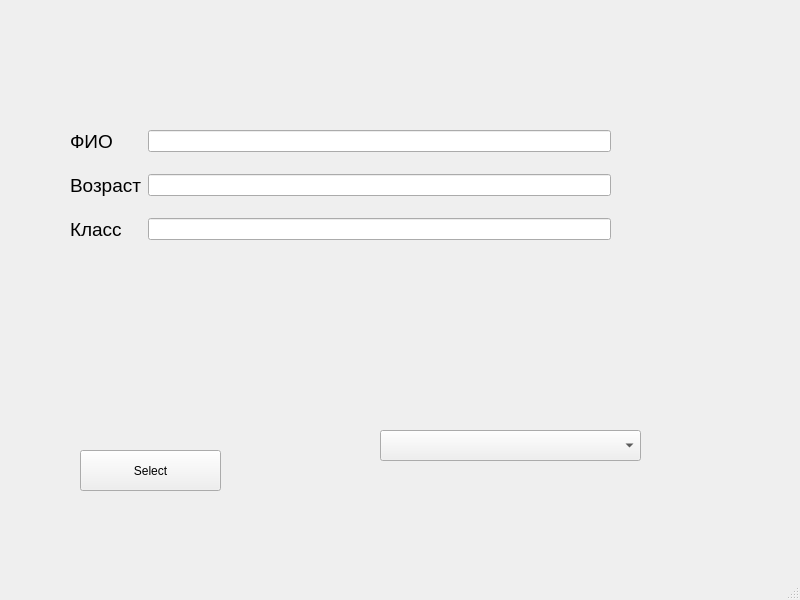
Qt form PeopleBaza/mainwindow.ui (piza0-0/BankRegister) before a commit.
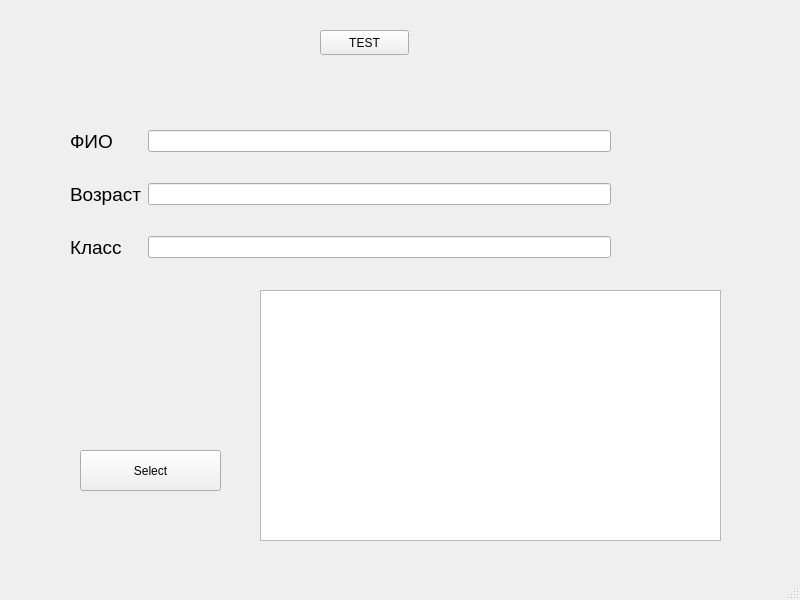
The same form after that commit.

Diff of the .ui file:
```diff
--- a/PeopleBaza/mainwindow.ui
+++ b/PeopleBaza/mainwindow.ui
@@ -27,23 +27,13 @@
      <string>Select</string>
     </property>
    </widget>
-   <widget class="QComboBox" name="comboBox_List">
-    <property name="geometry">
-     <rect>
-      <x>380</x>
-      <y>430</y>
-      <width>261</width>
-      <height>31</height>
-     </rect>
-    </property>
-   </widget>
    <widget class="QWidget" name="layoutWidget">
     <property name="geometry">
      <rect>
       <x>70</x>
       <y>130</y>
       <width>541</width>
-      <height>111</height>
+      <height>129</height>
      </rect>
     </property>
     <property name="sizePolicy">
@@ -159,6 +149,29 @@
      </item>
     </layout>
    </widget>
+   <widget class="QTableWidget" name="tableWidget_List">
+    <property name="geometry">
+     <rect>
+      <x>260</x>
+      <y>290</y>
+      <width>461</width>
+      <height>251</height>
+     </rect>
+    </property>
+   </widget>
+   <widget class="QPushButton" name="pushButton_TEST">
+    <property name="geometry">
+     <rect>
+      <x>320</x>
+      <y>30</y>
+      <width>89</width>
+      <height>25</height>
+     </rect>
+    </property>
+    <property name="text">
+     <string>TEST</string>
+    </property>
+   </widget>
   </widget>
   <widget class="QMenuBar" name="menubar">
    <property name="geometry">
```
Left out of the diff: 26 changed lines with no effect on the pictures.
